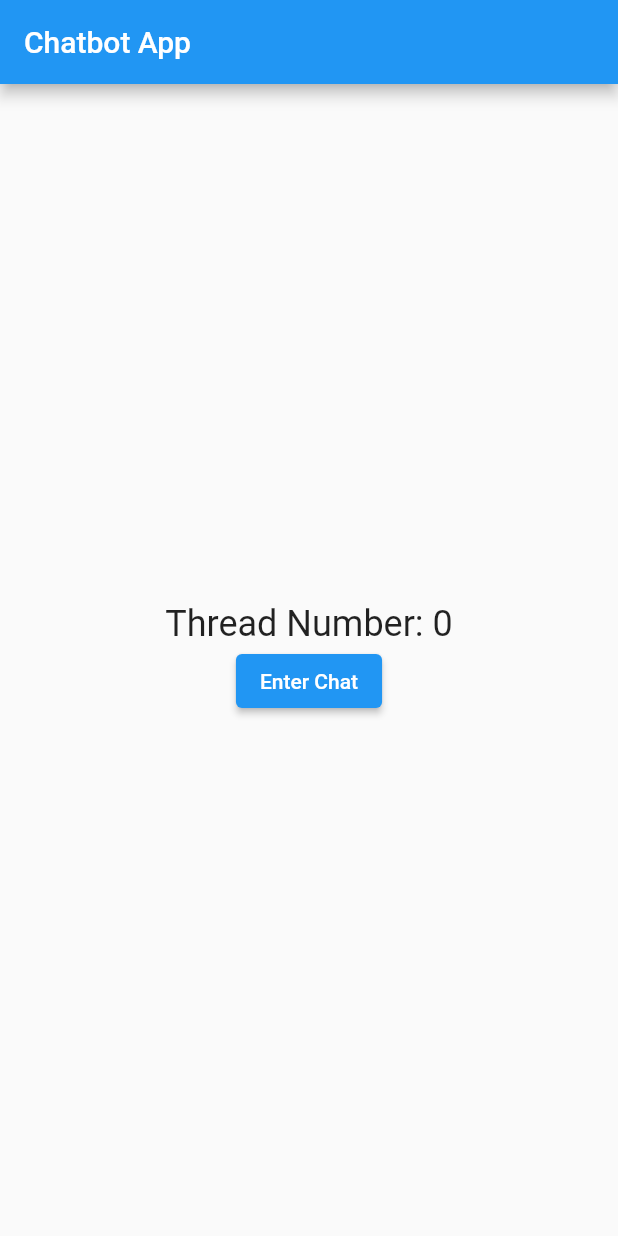
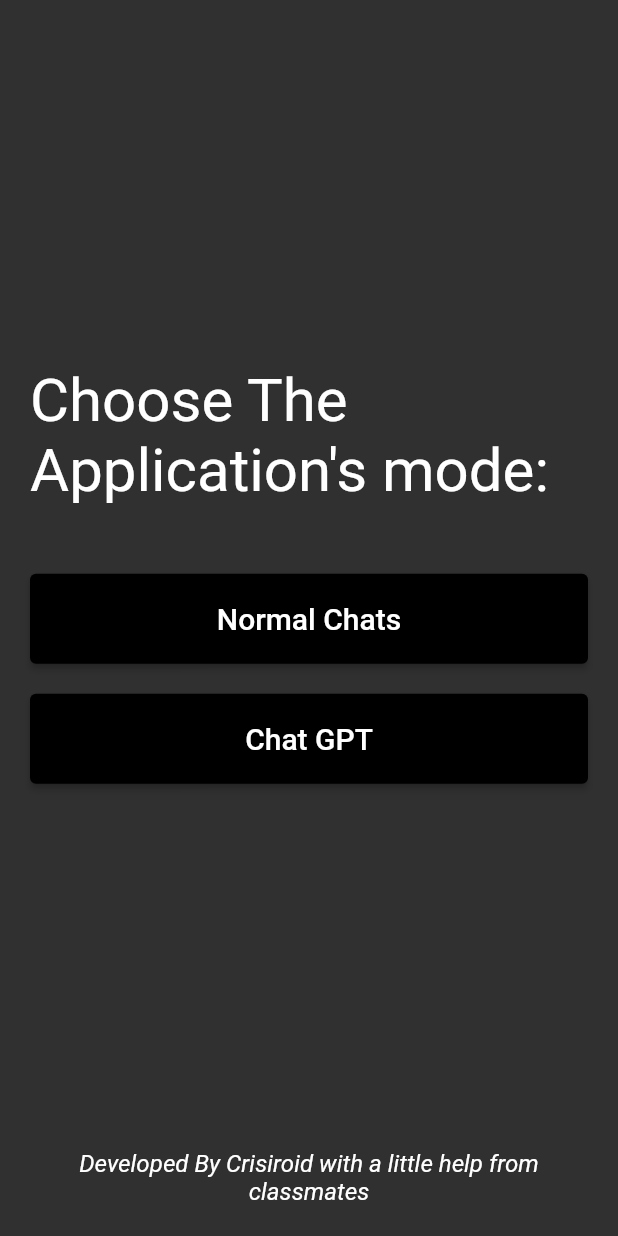
Before and after one commit to Crisiroid/Os_final, a Flutter app: the screen it shows after launch, on a phone screen of 412 x 824 dp. Run offline on Flutter 3.47's test engine with Material 2 defaults, Android fonts, the phone set to English and light mode, and no system bars.

Commit message:
chatbot bug fix and ChatGpt Functionality added

```diff
--- /dev/null
+++ b/chatbot_chatgpt/lib/choose_chat.dart
@@ -0,0 +1,76 @@
+import 'package:chatbot_chatgpt/chat_gpt.dart';
+import 'package:chatbot_chatgpt/main_menu.dart';
+import 'package:flutter/material.dart';
+
+class ChooseChatType extends StatelessWidget {
+  const ChooseChatType({Key? key}) : super(key: key);
+
+  @override
+  Widget build(BuildContext context) {
+    return Scaffold(
+      body: Container(
+        margin: const EdgeInsets.all(20),
+        child: Column(
+          mainAxisAlignment: MainAxisAlignment.center,
+          crossAxisAlignment: CrossAxisAlignment.stretch,
+          children: [
+            Expanded(
+              child: Column(
+                mainAxisAlignment: MainAxisAlignment.center,
+                children: [
+                  const Text(
+                    "Choose The Application's mode:",
+                    style: TextStyle(fontSize: 40),
+                  ),
+                  const SizedBox(height: 45),
+                  ElevatedButton(
+                    onPressed: () {
+                      Navigator.push(
+                        context,
+                        MaterialPageRoute(
+                          builder: (context) => MainMenuPage(),
+                        ),
+                      );
+                    },
+                    style: ElevatedButton.styleFrom(
+                      minimumSize: const Size(double.infinity, 60),
+                      backgroundColor: Colors.black,
+                    ),
+                    child: const Text(
+                      "Normal Chats",
+                      style: TextStyle(fontSize: 20),
+                    ),
+                  ),
+                  const SizedBox(height: 20),
+                  ElevatedButton(
+                    onPressed: () {
+                      Navigator.push(
+                        context,
+                        MaterialPageRoute(
+                          builder: (context) => ChatGptPage(),
+                        ),
+                      );
+                    },
+                    style: ElevatedButton.styleFrom(
+                        minimumSize: const Size(double.infinity, 60),
+                        backgroundColor: Colors.black),
+                    child: const Text(
+                      "Chat GPT",
+                      style: TextStyle(fontSize: 20),
+                    ),
+                  ),
+                ],
+              ),
+            ),
+            const SizedBox(height: 20),
+            const Text(
+              "Developed By Crisiroid with a little help from classmates",
+              textAlign: TextAlign.center,
+              style: TextStyle(fontSize: 16, fontStyle: FontStyle.italic),
+            ),
+          ],
+        ),
+      ),
+    );
+  }
+}
--- a/chatbot_chatgpt/lib/main.dart
+++ b/chatbot_chatgpt/lib/main.dart
@@ -1,19 +1,19 @@
-import 'package:chatbot_chatgpt/main_menu.dart';
+// ignore_for_file: prefer_const_constructors
+
+import 'package:chatbot_chatgpt/choose_chat.dart';
 import 'package:flutter/material.dart';
 
-void main() {
-  runApp(ChatbotApp());
-}
+void main() => runApp(mainApp());
 
-class ChatbotApp extends StatelessWidget {
+class mainApp extends StatelessWidget {
+  const mainApp({super.key});
+
   @override
   Widget build(BuildContext context) {
     return MaterialApp(
-      title: 'Chatbot App',
-      theme: ThemeData(
-        primarySwatch: Colors.blue,
-      ),
-      home: MainMenu(),
+      debugShowCheckedModeBanner: false,
+      theme: ThemeData.dark(),
+      home: ChooseChatType(),
     );
   }
 }
--- a/chatbot_chatgpt/pubspec.yaml
+++ b/chatbot_chatgpt/pubspec.yaml
@@ -37,7 +37,6 @@
   cupertino_icons: ^1.0.2
   http: ^0.13.6
   web_socket_channel: ^2.4.0
-  dialogflow_grpc: ^0.2.9
 
 dev_dependencies:
   flutter_test:
```
Also changed, not shown: chatbot_chatgpt/lib/chat_gpt.dart (added, +108 -0 lines), chatbot_chatgpt/lib/chat_page.dart (+41 -17 lines), chatbot_chatgpt/lib/main_menu.dart (+45 -34 lines), chatbot_chatgpt/pubspec.lock, 6 other files.
